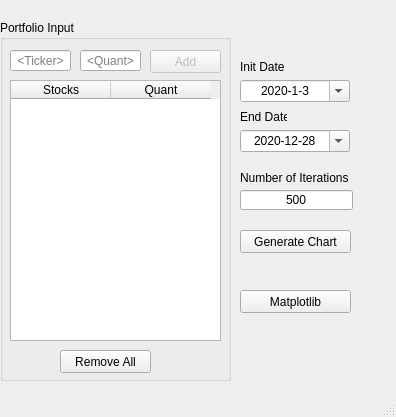
Old version of the form test.ui in the repository jjss730/FinanceManager.
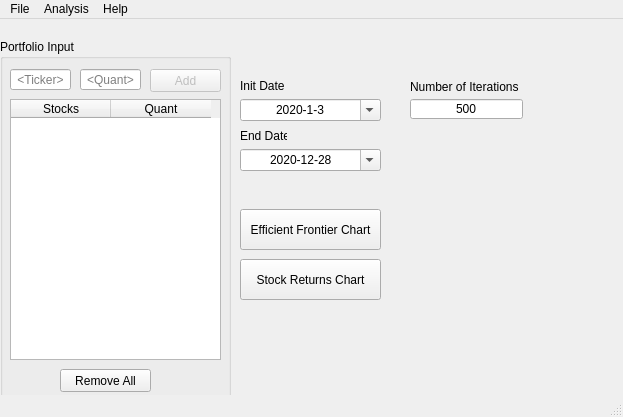
New version of the form.

Commit message: added return stocks window and charting. Next-> work on saving portfolio, add table to indicate amount of money for optimized portfolio.

```diff
--- a/test.ui
+++ b/test.ui
@@ -9,7 +9,7 @@
    <rect>
     <x>0</x>
     <y>0</y>
-    <width>396</width>
+    <width>623</width>
     <height>417</height>
    </rect>
   </property>
@@ -145,13 +145,13 @@
     <property name="geometry">
      <rect>
       <x>240</x>
-      <y>230</y>
-      <width>111</width>
-      <height>23</height>
+      <y>190</y>
+      <width>141</width>
+      <height>41</height>
      </rect>
     </property>
     <property name="text">
-     <string>Generate Chart</string>
+     <string>Efficient Frontier Chart</string>
     </property>
    </widget>
    <widget class="QDateEdit" name="dt_init">
@@ -159,7 +159,7 @@
      <rect>
       <x>240</x>
       <y>80</y>
-      <width>110</width>
+      <width>141</width>
       <height>22</height>
      </rect>
     </property>
@@ -214,7 +214,7 @@
      <rect>
       <x>240</x>
       <y>130</y>
-      <width>110</width>
+      <width>141</width>
       <height>22</height>
      </rect>
     </property>
@@ -261,8 +261,8 @@
    <widget class="QLineEdit" name="txt_iter">
     <property name="geometry">
      <rect>
-      <x>240</x>
-      <y>190</y>
+      <x>410</x>
+      <y>80</y>
       <width>113</width>
       <height>20</height>
      </rect>
@@ -280,8 +280,8 @@
    <widget class="QLabel" name="lbl_Iterations">
     <property name="geometry">
      <rect>
-      <x>240</x>
-      <y>170</y>
+      <x>410</x>
+      <y>60</y>
       <width>111</width>
       <height>16</height>
      </rect>
@@ -294,17 +294,88 @@
     <property name="geometry">
      <rect>
       <x>240</x>
-      <y>290</y>
-      <width>111</width>
-      <height>23</height>
+      <y>240</y>
+      <width>141</width>
+      <height>41</height>
      </rect>
     </property>
     <property name="text">
-     <string>Matplotlib</string>
+     <string>Stock Returns Chart</string>
     </property>
    </widget>
   </widget>
   <widget class="QStatusBar" name="statusbar"/>
+  <widget class="QMenuBar" name="menuBar">
+   <property name="geometry">
+    <rect>
+     <x>0</x>
+     <y>0</y>
+     <width>623</width>
+     <height>21</height>
+    </rect>
+   </property>
+   <widget class="QMenu" name="menuFile">
+    <property name="title">
+     <string>File</string>
+    </property>
+    <addaction name="actionOpen"/>
+    <addaction name="separator"/>
+    <addaction name="actionSave"/>
+    <addaction name="actionSave_as"/>
+   </widget>
+   <widget class="QMenu" name="menuAnalysis">
+    <property name="title">
+     <string>Analysis</string>
+    </property>
+    <addaction name="actionEfficient_Frontier"/>
+    <addaction name="actionStocks_Comparizon"/>
+    <addaction name="actionChart_Analysis"/>
+   </widget>
+   <widget class="QMenu" name="menuAbout">
+    <property name="title">
+     <string>Help</string>
+    </property>
+    <addaction name="actionAbout"/>
+   </widget>
+   <addaction name="menuFile"/>
+   <addaction name="menuAnalysis"/>
+   <addaction name="menuAbout"/>
+  </widget>
+  <action name="actionEfficient_Frontier">
+   <property name="text">
+    <string>Efficient Frontier</string>
+   </property>
+  </action>
+  <action name="actionStocks_Comparizon">
+   <property name="text">
+    <string>Stocks Comparizon</string>
+   </property>
+  </action>
+  <action name="actionChart_Analysis">
+   <property name="text">
+    <string>Chart Analysis</string>
+   </property>
+  </action>
+  <action name="actionOpen">
+   <property name="text">
+    <string>Open</string>
+   </property>
+  </action>
+  <action name="actionSave">
+   <property name="text">
+    <string>Save</string>
+   </property>
+  </action>
+  <action name="actionSave_as">
+   <property name="text">
+    <string>Save as</string>
+   </property>
+  </action>
+  <action name="actionAbout">
+   <property name="text">
+    <string>About</string>
+   </property>
+  </action>
  </widget>
  <resources/>
  <connections/>
```
Left out of the diff: 2 changed lines with no effect on the pictures. The commit also changes 3 other files.
